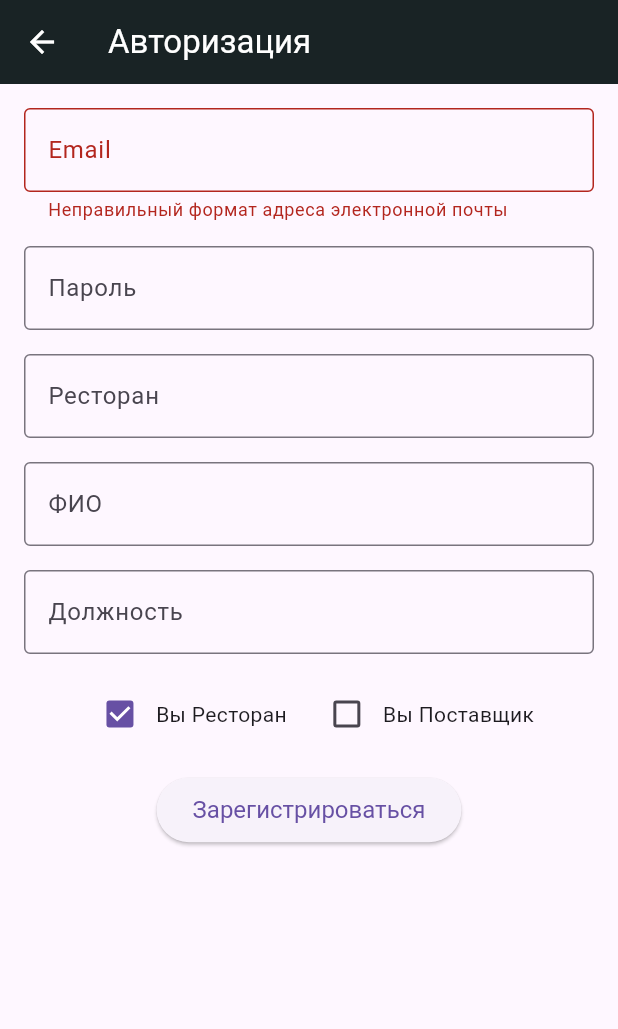
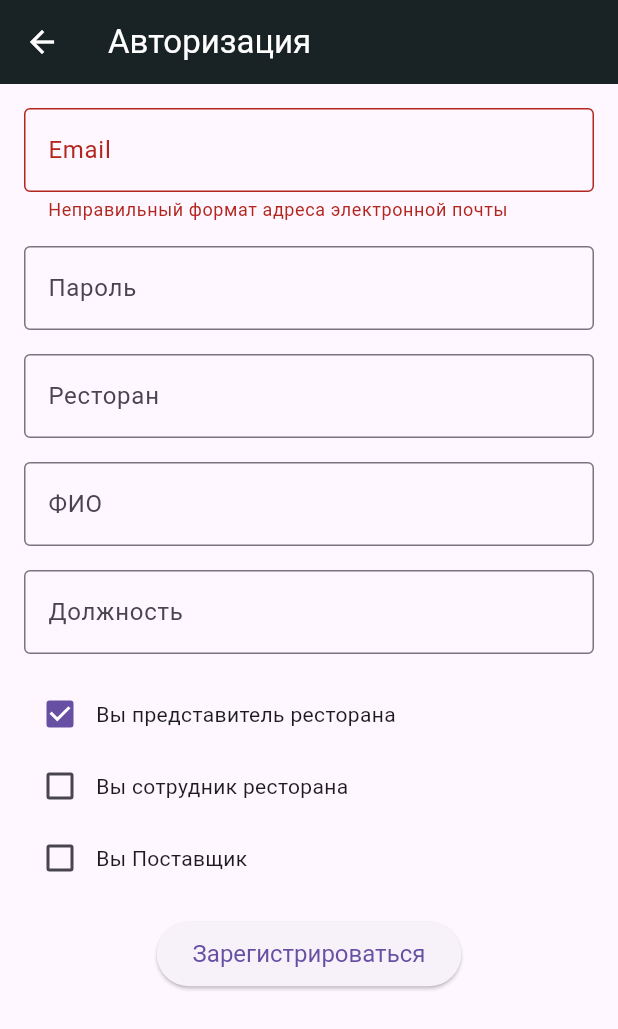
Before and after one commit to gizo333/zakupka, a Flutter app: the SignUpScreen screen opened by its route, after a tap on "Зарегистрироваться", on a phone screen of 412 x 824 dp. Shown: the top 1029 px of the screen. Run offline on Flutter 3.47's test engine with Material 2 defaults, Android fonts, the phone set to English and light mode, and no system bars; our stand-ins replace cloud_firestore, email_validator, file_picker, firebase_auth, firebase_core; missing offline and left inert: excel, postgres; accounts and stored records are empty.

Commit message:
version 0.06

```diff
--- a/lib/main.dart
+++ b/lib/main.dart
@@ -3,13 +3,13 @@ import 'package:firebase_core/firebase_core.dart';
 import 'package:new_flut_proj/pages/ResetPasswordScreen.dart';
 import 'package:new_flut_proj/pages/kabinet.dart';
 import 'package:new_flut_proj/pages/stop_minimum.dart';
+import 'package:new_flut_proj/register/verify_email_screen.dart';
 import 'package:new_flut_proj/table/tableview.dart';
 import 'package:new_flut_proj/theme/app_bar.dart';
 import '/pages/account_screen.dart';
 import '/pages/home_screen.dart';
 import '/pages/login_screen.dart';
 import 'package:new_flut_proj/register/sign_up_screen.dart';
-import '/pages/verify_email_screen.dart';
 import '/services/firebase_streem.dart';
 
 
@@ -42,7 +42,7 @@ class MyApp extends StatelessWidget {
 
       routes: {
         '/': (context) => FirebaseStream(),
-        '/kabinet': (context) => const kabinet(),
+        '/kabinet': (context) => const Kabinet(),
         '/home': (context) => const HomeScreen(),
         '/table': (context) => const TableView(),
         '/account': (context) => const AccountScreen(),
--- a/lib/register/sign_up_form.dart
+++ b/lib/register/sign_up_form.dart
@@ -26,13 +26,14 @@ class _SignUpFormState extends State<SignUpForm> {
 
   bool checkBoxValue1 = true; // По умолчанию checkBoxValue1 включен
   bool checkBoxValue2 = false;
+  bool checkBoxValue3 = false;
 
   String? emailError;
   String? passwordError;
 
   Future<void> _registerUser(BuildContext context) async {
     // Проверка состояния обоих чекбоксов
-    if (!(checkBoxValue1 || checkBoxValue2)) {
+    if (!(checkBoxValue1 || checkBoxValue2 || checkBoxValue3)) {
       showDialog(
         context: context,
         builder: (BuildContext context) {
@@ -132,9 +133,11 @@ class _SignUpFormState extends State<SignUpForm> {
 
           Navigator.pushReplacementNamed(context, '/verify_email');
 
+
+
         } else if (checkBoxValue1) {
           // Регистрация пользователя-ресторана
-          await widget.firestore.collection('users').doc(user.uid).set({
+          await widget.firestore.collection('restaurant').doc(user.uid).set({
             'email': email,
             'password': password,
             'restaurant': restaurant,
@@ -155,7 +158,7 @@ class _SignUpFormState extends State<SignUpForm> {
             await connection.open();
 
             final query = '''
-            INSERT INTO users (user_id, email, password, restaurant, full_name, position)
+            INSERT INTO restaurant (user_id, email, password, restaurant, full_name, position)
             VALUES (@userId, @email, @password, @restaurant, @fullName, @position)
           ''';
 
@@ -179,7 +182,58 @@ class _SignUpFormState extends State<SignUpForm> {
           }
 
           Navigator.pushReplacementNamed(context, '/verify_email');
+
+
+        }  else if (checkBoxValue3) {
+          // Регистрация пользователя-ресторана
+          final currentUser = FirebaseAuth.instance.currentUser;
+          await widget.firestore.collection('users_sotrud').doc(currentUser?.uid).set({
+            'email': email,
+            'password': password,
+            'fullName': fullName,
+            'position': position,
+          });
+
+          // Сохранение данных в PostgreSQL
+          final connection = PostgreSQLConnection(
+            '37.140.241.144',
+            5432,
+            'postgres',
+            username: 'postgres',
+            password: '1',
+          );
+
+          try {
+            await connection.open();
+
+            final query = '''
+      INSERT INTO users_sotrud (user_id, email, password, full_name, position)
+      VALUES (@userId, @email, @password, @fullName, @position)
+    ''';
+
+            await connection.query(
+              query,
+              substitutionValues: {
+                'userId': currentUser?.uid,
+                'email': email,
+                'password': password,
+                'fullName': fullName,
+                'position': position,
+              },
+            );
+
+            print('Соединение закрыто');
+          } catch (e) {
+            print(e);
+          } finally {
+            await connection.close();
+          }
+          // Переход на страницу '/verify_email'
+
+          Navigator.pushReplacementNamed(context, '/verify_email');
         }
+
+
       }
     } catch (e) {
       // Обработка ошибок регистрации
@@ -248,6 +302,25 @@ class _SignUpFormState extends State<SignUpForm> {
           ),
           SizedBox(height: 16.0),
         ],
+        if (checkBoxValue3) ...[
+          SizedBox(height: 16.0),
+          TextField(
+            controller: fullNameController,
+            decoration: InputDecoration(
+              labelText: 'ФИО',
+              border: OutlineInputBorder(),
+            ),
+          ),
+          SizedBox(height: 16.0),
+          TextField(
+            controller: positionController,
+            decoration: InputDecoration(
+              labelText: 'Должность',
+              border: OutlineInputBorder(),
+            ),
+          ),
+          SizedBox(height: 16.0),
+        ],
         if (checkBoxValue2) ...[
           TextField(
             controller: companyController,
@@ -274,8 +347,8 @@ class _SignUpFormState extends State<SignUpForm> {
           ),
           SizedBox(height: 16.0),
         ],
-        Row(
-          mainAxisAlignment: MainAxisAlignment.center,
+        Column(
+          // mainAxisAlignment: MainAxisAlignment.spaceBetween,
           children: [
             Row(
               children: [
@@ -285,15 +358,34 @@ class _SignUpFormState extends State<SignUpForm> {
                     setState(() {
                       if (value != null && value) {
                         checkBoxValue1 = value;
-                        checkBoxValue2 = false; // Сбросить значение второго чекбокса
+                        checkBoxValue2 = false;
+                        checkBoxValue3 = false;// Сбросить значение второго чекбокса
                       }
                     });
                   },
                 ),
-                Text('Вы Ресторан'),
+                Text('Вы представитель ресторана'),
               ],
             ),
-            SizedBox(width: 16.0),
+            SizedBox(width: 15.0),
+            Row(
+              children: [
+                Checkbox(
+                  value: checkBoxValue3,
+                  onChanged: (bool? value) {
+                    setState(() {
+                      if (value != null && value) {
+                        checkBoxValue3 = value;
+                        checkBoxValue1 = false;
+                        checkBoxValue2 = false;
+                      }
+                    });
+                  },
+                ),
+                Text('Вы сотрудник ресторана'),
+              ],
+            ),
+
             Row(
               children: [
                 Checkbox(
@@ -302,7 +394,8 @@ class _SignUpFormState extends State<SignUpForm> {
                     setState(() {
                       if (value != null && value) {
                         checkBoxValue2 = value;
-                        checkBoxValue1 = false; // Сбросить значение первого чекбокса
+                        checkBoxValue1 = false;
+                        checkBoxValue3 = false;// Сбросить значение первого чекбокса
                       }
                     });
                   },
--- a/lib/services/firebase_streem.dart
+++ b/lib/services/firebase_streem.dart
@@ -1,7 +1,8 @@
 import 'package:firebase_auth/firebase_auth.dart';
 import 'package:flutter/material.dart';
 import 'package:new_flut_proj/pages/kabinet.dart';
-import '/pages/verify_email_screen.dart';
+import '../register/verify_email_screen.dart';
+import 'package:new_flut_proj/register/verify_email_screen.dart';
 import '/pages/home_screen.dart';
 
 //Общий смысл этого кода заключается в том, что FirebaseStream - это виджет, который отслеживает изменения состояния аутентификации
@@ -22,7 +23,7 @@ class FirebaseStream extends StatelessWidget {
           if (!snapshot.data!.emailVerified) {
             return const VerifyEmailScreen();
           }
-          return const kabinet(); //если пользователь авторизован переходим на эту страницу
+          return const Kabinet(); //если пользователь авторизован переходим на эту страницу
         } else {
           return const HomeScreen(); //если не авторизован
         }
--- a/lib/table/save_to_bd.dart
+++ b/lib/table/save_to_bd.dart
@@ -51,7 +51,9 @@ Future<void> saveDataToPostgreSQL(BuildContext context, List<dynamic> _lists) as
     );
   }
 }
-
+// _escapeString используется для экранирования специальных символов в строке.
+// Экранирование символов осуществляется путем замены одинарных кавычек (') на двойные кавычки (''),
+// чтобы предотвратить ошибки при выполнении SQL-запросов.
 String _escapeString(String value) {
   return value.replaceAll("'", "''");
 }
```
Also changed, not shown: lib/pages/home_screen.dart (+58 -9 lines), lib/pages/kabinet.dart (+18 -9 lines), lib/register/signup_form_content.dart (added, +189 -0 lines), lib/register/verify_email_screen.dart (line endings or trailing spaces), 1 other file. Lines whose indentation alone changed are shown as unchanged.
